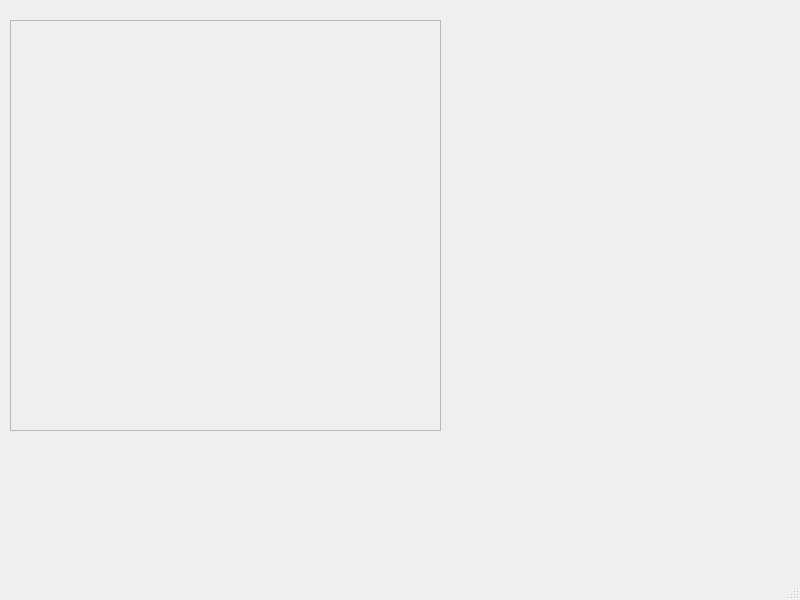
Old version of the form VisualWindows/mainWindows/MenuForCustomer.ui in the repository actredphos2017/ExpressManagementSystem.
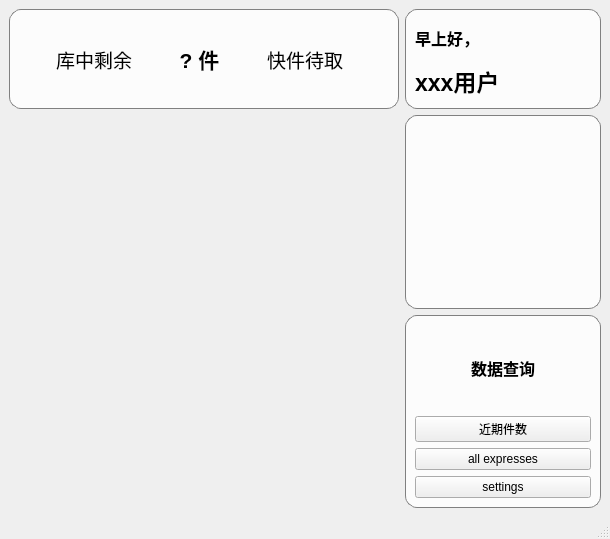
New version of the form.

Commit message: 用户主窗口大致框架编写

The edit to the form file:
```diff
--- a/VisualWindows/mainWindows/MenuForCustomer.ui
+++ b/VisualWindows/mainWindows/MenuForCustomer.ui
@@ -6,38 +6,295 @@
    <rect>
     <x>0</x>
     <y>0</y>
-    <width>800</width>
-    <height>600</height>
+    <width>610</width>
+    <height>539</height>
    </rect>
   </property>
   <property name="windowTitle">
    <string>MainWindow</string>
   </property>
   <widget class="QWidget" name="centralwidget">
-   <widget class="QScrollArea" name="quickPickupCodeArea">
-    <property name="geometry">
-     <rect>
-      <x>10</x>
-      <y>20</y>
-      <width>431</width>
-      <height>411</height>
-     </rect>
-    </property>
-    <property name="widgetResizable">
-     <bool>true</bool>
-    </property>
-    <widget class="QWidget" name="scrollAreaWidgetContents">
-     <property name="geometry">
-      <rect>
-       <x>0</x>
-       <y>0</y>
-       <width>429</width>
-       <height>409</height>
-      </rect>
-     </property>
-     <layout class="QVBoxLayout" name="verticalLayout"/>
-    </widget>
-   </widget>
+   <layout class="QHBoxLayout" name="horizontalLayout">
+    <item>
+     <widget class="QGroupBox" name="pickTipsArea">
+      <property name="maximumSize">
+       <size>
+        <width>390</width>
+        <height>16777215</height>
+       </size>
+      </property>
+      <property name="sizeIncrement">
+       <size>
+        <width>390</width>
+        <height>0</height>
+       </size>
+      </property>
+      <property name="styleSheet">
+       <string notr="true">QGroupBox{
+	background-color: transparent;
+	border: outsize;
+}</string>
+      </property>
+      <property name="title">
+       <string/>
+      </property>
+      <layout class="QVBoxLayout" name="verticalLayout_4">
+       <property name="leftMargin">
+        <number>0</number>
+       </property>
+       <property name="topMargin">
+        <number>0</number>
+       </property>
+       <property name="rightMargin">
+        <number>0</number>
+       </property>
+       <property name="bottomMargin">
+        <number>0</number>
+       </property>
+       <item>
+        <widget class="QGroupBox" name="pickupMessage">
+         <property name="minimumSize">
+          <size>
+           <width>0</width>
+           <height>100</height>
+          </size>
+         </property>
+         <property name="styleSheet">
+          <string notr="true">QGroupBox{
+	background-color: rgba(255, 255, 255, 200);
+	border-radius: 12px;
+	border: 1px solid gray;
+}</string>
+         </property>
+         <property name="title">
+          <string/>
+         </property>
+         <property name="alignment">
+          <set>Qt::AlignLeading|Qt::AlignLeft|Qt::AlignTop</set>
+         </property>
+         <property name="flat">
+          <bool>false</bool>
+         </property>
+         <property name="checkable">
+          <bool>false</bool>
+         </property>
+         <layout class="QHBoxLayout" name="horizontalLayout_2">
+          <property name="leftMargin">
+           <number>0</number>
+          </property>
+          <property name="topMargin">
+           <number>0</number>
+          </property>
+          <property name="bottomMargin">
+           <number>0</number>
+          </property>
+          <item>
+           <widget class="QLabel" name="text1">
+            <property name="font">
+             <font>
+              <pointsize>14</pointsize>
+             </font>
+            </property>
+            <property name="text">
+             <string>库中剩余</string>
+            </property>
+            <property name="alignment">
+             <set>Qt::AlignRight|Qt::AlignTrailing|Qt::AlignVCenter</set>
+            </property>
+           </widget>
+          </item>
+          <item>
+           <widget class="QLabel" name="text2">
+            <property name="font">
+             <font>
+              <pointsize>16</pointsize>
+              <bold>true</bold>
+             </font>
+            </property>
+            <property name="text">
+             <string>? 件</string>
+            </property>
+            <property name="alignment">
+             <set>Qt::AlignCenter</set>
+            </property>
+           </widget>
+          </item>
+          <item>
+           <widget class="QLabel" name="text3">
+            <property name="font">
+             <font>
+              <pointsize>14</pointsize>
+             </font>
+            </property>
+            <property name="text">
+             <string>快件待取</string>
+            </property>
+           </widget>
+          </item>
+         </layout>
+        </widget>
+       </item>
+       <item>
+        <widget class="QScrollArea" name="quickPickupCodeArea">
+         <property name="minimumSize">
+          <size>
+           <width>390</width>
+           <height>0</height>
+          </size>
+         </property>
+         <property name="maximumSize">
+          <size>
+           <width>390</width>
+           <height>16777215</height>
+          </size>
+         </property>
+         <property name="styleSheet">
+          <string notr="true">QScrollArea{
+	background-color: transparent;
+}</string>
+         </property>
+         <property name="widgetResizable">
+          <bool>true</bool>
+         </property>
+         <widget class="QWidget" name="scrollAreaWidgetContents">
+          <property name="geometry">
+           <rect>
+            <x>0</x>
+            <y>0</y>
+            <width>388</width>
+            <height>351</height>
+           </rect>
+          </property>
+          <layout class="QVBoxLayout" name="verticalLayout"/>
+         </widget>
+        </widget>
+       </item>
+      </layout>
+     </widget>
+    </item>
+    <item>
+     <layout class="QVBoxLayout" name="verticalLayout_2">
+      <item>
+       <widget class="QGroupBox" name="greetGroupBox">
+        <property name="maximumSize">
+         <size>
+          <width>16777215</width>
+          <height>100</height>
+         </size>
+        </property>
+        <property name="styleSheet">
+         <string notr="true">QGroupBox{
+	background-color: rgba(255, 255, 255, 200);
+	border-radius: 12px;
+	border: 1px solid gray;
+}</string>
+        </property>
+        <property name="title">
+         <string/>
+        </property>
+        <layout class="QVBoxLayout" name="verticalLayout_3">
+         <item>
+          <widget class="QLabel" name="greets">
+           <property name="font">
+            <font>
+             <pointsize>12</pointsize>
+             <bold>true</bold>
+            </font>
+           </property>
+           <property name="text">
+            <string>早上好， </string>
+           </property>
+          </widget>
+         </item>
+         <item>
+          <widget class="QLabel" name="greetsUsername">
+           <property name="font">
+            <font>
+             <pointsize>17</pointsize>
+             <bold>true</bold>
+            </font>
+           </property>
+           <property name="styleSheet">
+            <string notr="true"/>
+           </property>
+           <property name="text">
+            <string>xxx用户</string>
+           </property>
+          </widget>
+         </item>
+        </layout>
+       </widget>
+      </item>
+      <item>
+       <widget class="QGroupBox" name="infoGroupBox">
+        <property name="styleSheet">
+         <string notr="true">QGroupBox{
+	background-color: rgba(255, 255, 255, 200);
+	border-radius: 12px;
+	border: 1px solid gray;
+}</string>
+        </property>
+        <property name="title">
+         <string/>
+        </property>
+       </widget>
+      </item>
+      <item>
+       <widget class="QGroupBox" name="btnGroupBox">
+        <property name="styleSheet">
+         <string notr="true">QGroupBox{
+	background-color: rgba(255, 255, 255, 200);
+	border-radius: 12px;
+	border: 1px solid gray;
+}</string>
+        </property>
+        <property name="title">
+         <string/>
+        </property>
+        <layout class="QVBoxLayout" name="verticalLayout_5">
+         <item>
+          <widget class="QLabel" name="label">
+           <property name="font">
+            <font>
+             <pointsize>12</pointsize>
+             <bold>true</bold>
+            </font>
+           </property>
+           <property name="text">
+            <string>数据查询</string>
+           </property>
+           <property name="alignment">
+            <set>Qt::AlignCenter</set>
+           </property>
+          </widget>
+         </item>
+         <item>
+          <widget class="QPushButton" name="nowadaysExpresses">
+           <property name="text">
+            <string>近期件数</string>
+           </property>
+          </widget>
+         </item>
+         <item>
+          <widget class="QPushButton" name="allExpresses">
+           <property name="text">
+            <string>all expresses</string>
+           </property>
+          </widget>
+         </item>
+         <item>
+          <widget class="QPushButton" name="settings">
+           <property name="text">
+            <string>settings</string>
+           </property>
+          </widget>
+         </item>
+        </layout>
+       </widget>
+      </item>
+     </layout>
+    </item>
+   </layout>
   </widget>
   <widget class="QMenuBar" name="menubar">
    <property name="geometry">
```
Left out of the diff: 2 changed lines with no effect on the pictures. The commit also changes 4 other files.
